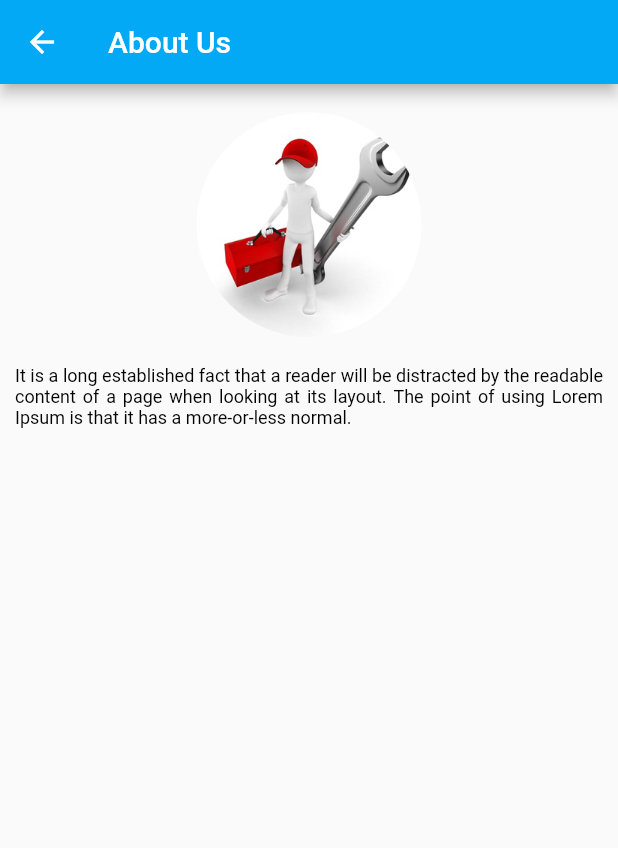
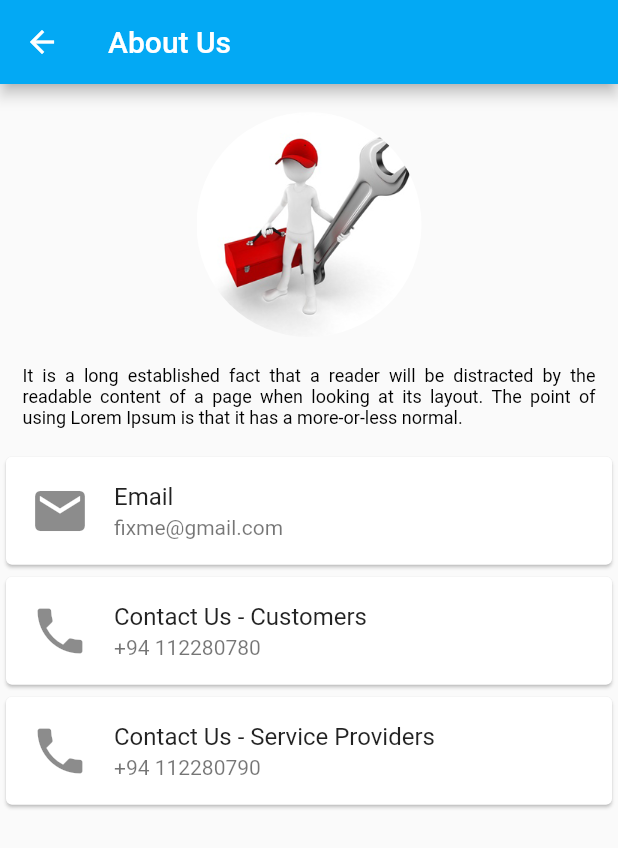
Before and after one commit to FixMe-Application/FixMe, a Flutter app: the screen it shows after launch, on a phone screen of 412 x 824 dp. Shown: the top 848 px of the screen. Run offline on Flutter 3.47's test engine with Material 2 defaults, Android fonts, the phone set to English and light mode, and no system bars.

Commit message:
Added card list

```diff
--- a/lib/views/menu pages/about_us.dart
+++ b/lib/views/menu pages/about_us.dart
@@ -50,9 +50,9 @@ class _AboutPageState extends State<AboutPage> {
                ),
              ),
             Padding(
-              padding: EdgeInsets.fromLTRB(10, 0, 10, 0),
+              padding: EdgeInsets.fromLTRB(15, 0, 15, 15),
               child: Text(
-                "It is a long established fact that a reader will be distracted by the readable content of a page when looking at its layout. The point of using Lorem Ipsum is that it has a more-or-less normal.",
+               "It is a long established fact that a reader will be distracted by the readable content of a page when looking at its layout. The point of using Lorem Ipsum is that it has a more-or-less normal.",
                 style: TextStyle(
                   color: Colors.black,
                   fontSize: 12.0
@@ -61,9 +61,37 @@ class _AboutPageState extends State<AboutPage> {
                 textAlign: TextAlign.justify,
               ),
             ),
+            Expanded(
+              child: SizedBox(
+                height: 250.0,
+                child: _myListView(context),
+              ),
+            ),
            ],
          ),
        ),
     );
   }
 }
+
+ Widget _myListView(BuildContext context) {
+
+      final titles = ['Email', 'Contact Us - Customers', 'Contact Us - Service Providers'];
+
+      final subTitles = ['fixme@gmail.com', '+94 112280780', '+94 112280790'];
+
+      final icons = [Icons.email, Icons.phone, Icons.phone];
+
+      return ListView.builder(
+        itemCount: titles.length,
+        itemBuilder: (context, index) {
+          return Card( //
+            child: ListTile(
+              leading: Icon(icons[index], size: 40),
+              title: Text(titles[index]),
+              subtitle: Text(subTitles[index]),
+            ),
+          );
+        },
+      );
+    }
```
Also changed, not shown: lib/main.dart (line endings or trailing spaces).
